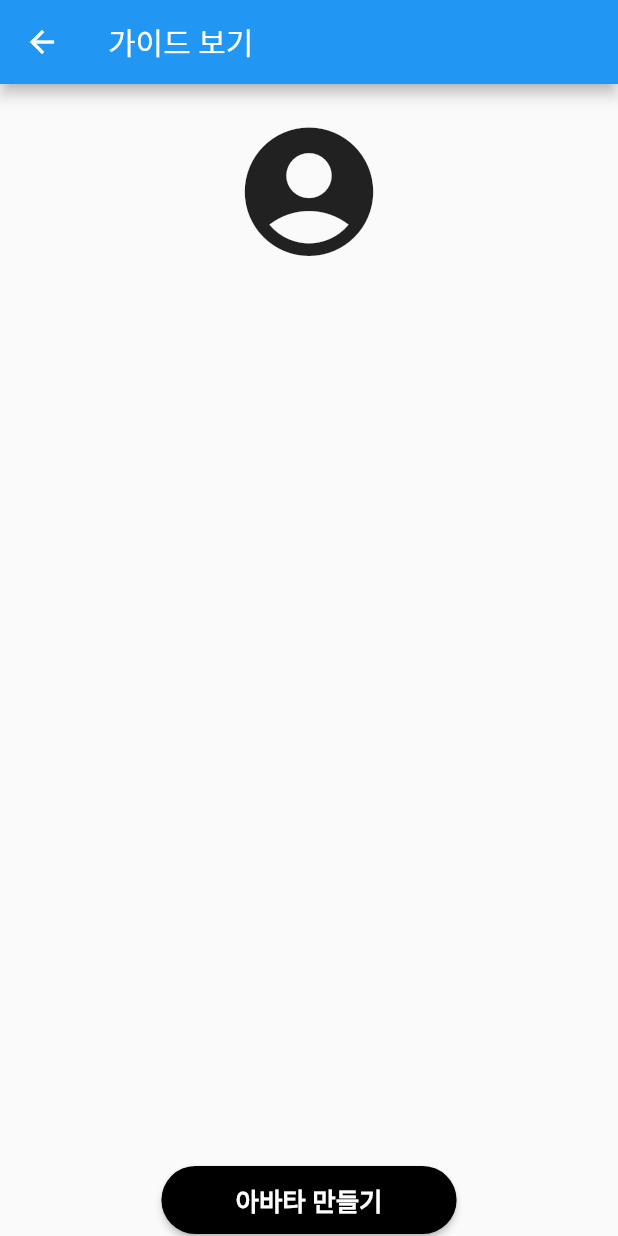
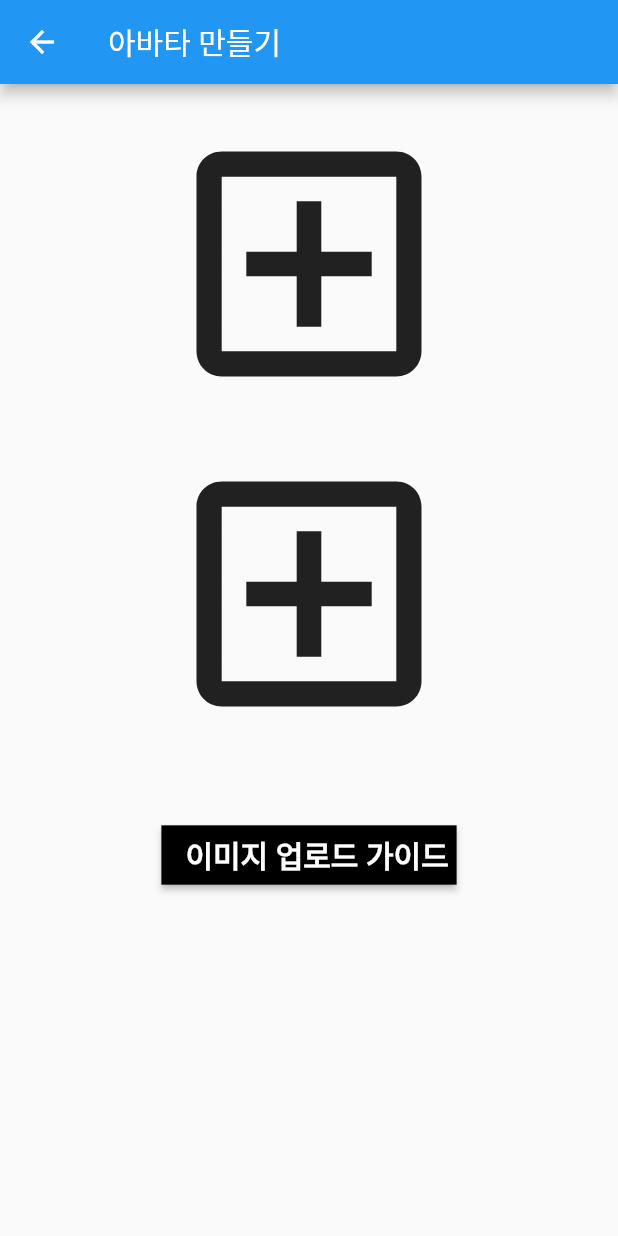
Before and after one commit to JaeCheolShin/avatar, a Flutter app: the SelectImagepage screen opened directly, on a phone screen of 412 x 824 dp. Run offline on Flutter 3.47's test engine with Material 2 defaults, Android fonts, the phone set to English and light mode, and no system bars; our stand-ins replace cached_network_image, cloud_firestore, firebase_auth, firebase_core, get, image_picker and 1 more; accounts and stored records are empty.

Commit message:
colorchange

```diff
--- a/lib/screens/screen_selcet_image.dart
+++ b/lib/screens/screen_selcet_image.dart
@@ -1,5 +1,3 @@
-import 'dart:io';
-
 import 'package:avatar3_flutter/screens/screen_bodyguide.dart';
 import 'package:flutter/foundation.dart';
 import 'package:flutter/material.dart';
@@ -22,7 +20,7 @@ class _SelectImagePageState extends State<SelectImagepage> {
     return SafeArea(
       child: Scaffold(
         appBar: AppBar(
-          title: const Text('가이드 보기'),
+          title: const Text('아바타 만들기'),
         ),
         body: Column(
           children: [
@@ -39,10 +37,10 @@ class _SelectImagePageState extends State<SelectImagepage> {
                   onTap: () {
                     _showBottomSheet();
                   },
-                  child: Center(
+                  child: const Center(
                     child: Icon(
-                      Icons.account_circle,
-                      size: imageSize,
+                      Icons.add_box_outlined,
+                      size: 200,
                     ),
                   ),
                 ),
@@ -56,16 +54,45 @@ class _SelectImagePageState extends State<SelectImagepage> {
                     shape: BoxShape.circle,
                     border: Border.all(
                         width: 2, color: Theme.of(context).colorScheme.primary),
-                    image: DecorationImage(
-                        image: FileImage(File(_pickedFile!.path)),
-                        fit: BoxFit.cover),
                   ),
                 ),
               ),
-            const Expanded(
-                child: SizedBox(
+            const SizedBox(
+              height: 20,
+            ),
+            if (_pickedFile == null)
+              Container(
+                constraints: BoxConstraints(
+                  minHeight: imageSize,
+                  minWidth: imageSize,
+                ),
+                child: GestureDetector(
+                  onTap: () {
+                    _showBottomSheet();
+                  },
+                  child: const Center(
+                    child: Icon(
+                      Icons.add_box_outlined,
+                      size: 200,
+                    ),
+                  ),
+                ),
+              )
+            else
+              Center(
+                child: Container(
+                  width: imageSize,
+                  height: imageSize,
+                  decoration: BoxDecoration(
+                    shape: BoxShape.circle,
+                    border: Border.all(
+                        width: 2, color: Theme.of(context).colorScheme.primary),
+                  ),
+                ),
+              ),
+            const SizedBox(
               height: 50,
-            )),
+            ),
             ElevatedButton(
               onPressed: () {
                 Navigator.push(
@@ -75,22 +102,22 @@ class _SelectImagePageState extends State<SelectImagepage> {
                             const BodyGuideView())); //이부분을 수정하면 된다 어느 화면으로 넘어갈지
               },
               style: ElevatedButton.styleFrom(
-                  shape: RoundedRectangleBorder(
-                      borderRadius: BorderRadius.circular(30)),
+                  shape: const RoundedRectangleBorder(
+                      borderRadius: BorderRadius.zero),
                   backgroundColor: Colors.black,
                   side: const BorderSide(color: Colors.transparent)),
               child: SizedBox(
                 width: MediaQuery.of(context).size.width * 0.4,
-                height: MediaQuery.of(context).size.height * 0.055,
+                height: MediaQuery.of(context).size.height * 0.048,
                 child: Row(
                   mainAxisAlignment: MainAxisAlignment.spaceEvenly,
                   children: const [
                     // Image.asset('assets/images/kakao1.png', width: 40, height: 40), 이미지 삽입시 //지우기
                     Text(
-                      '아바타 만들기',
+                      '이미지 업로드 가이드',
                       style: TextStyle(
                           color: Colors.white,
-                          fontSize: 17,
+                          fontSize: 20,
                           fontWeight: FontWeight.w600),
                     )
                   ],
@@ -120,7 +147,7 @@ class _SelectImagePageState extends State<SelectImagepage> {
             ),
             ElevatedButton(
               onPressed: () => _getCameraImage(),
-              child: const Text('사진찍기'),
+              child: const Text('직접 촬영'),
             ),
             const SizedBox(
               height: 10,
@@ -133,7 +160,7 @@ class _SelectImagePageState extends State<SelectImagepage> {
             ),
             ElevatedButton(
               onPressed: () => _getPhotoLibraryImage(),
-              child: const Text('라이브러리에서 불러오기'),
+              child: const Text('갤러리에서 선택'),
             ),
             const SizedBox(
               height: 20,
--- a/lib/tab/tab_avatar.dart
+++ b/lib/tab/tab_avatar.dart
@@ -30,7 +30,7 @@ class TabAvatar extends StatelessWidget {
             width: 600.0,
           ),
         ),
-        const SizedBox(height: 20.0),
+        const SizedBox(height: 50.0),
         Center(
           child: ElevatedButton(
             onPressed: () {
```
Also changed, not shown: lib/login_Page/login_avatar.dart (+15 -7 lines), lib/screens/screen_login.dart (+17 -17 lines), lib/screens/screen_onboarding.dart (+9 -9 lines), lib/screens/screen_splash.dart (+5 -5 lines).
